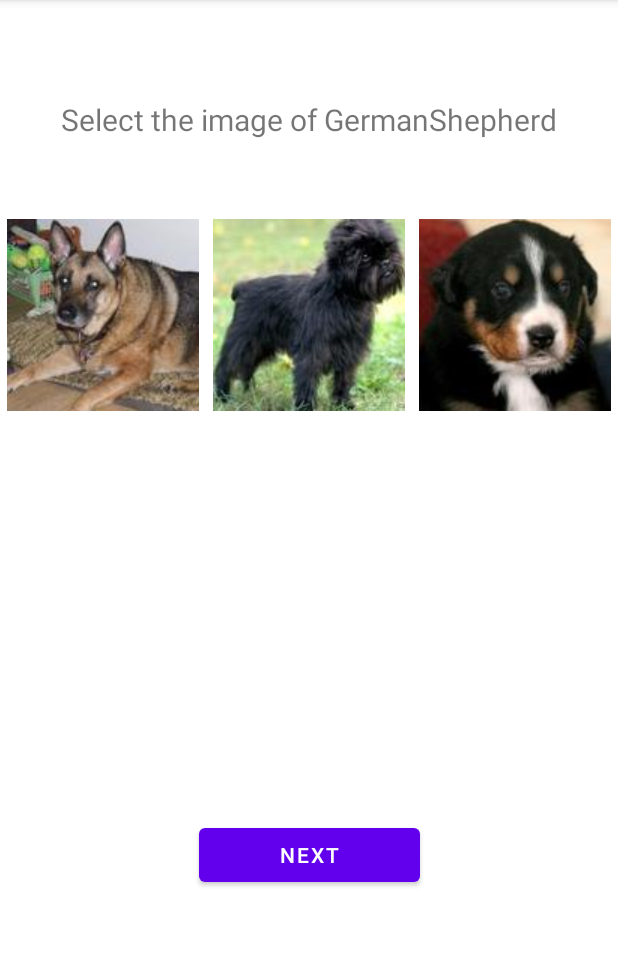
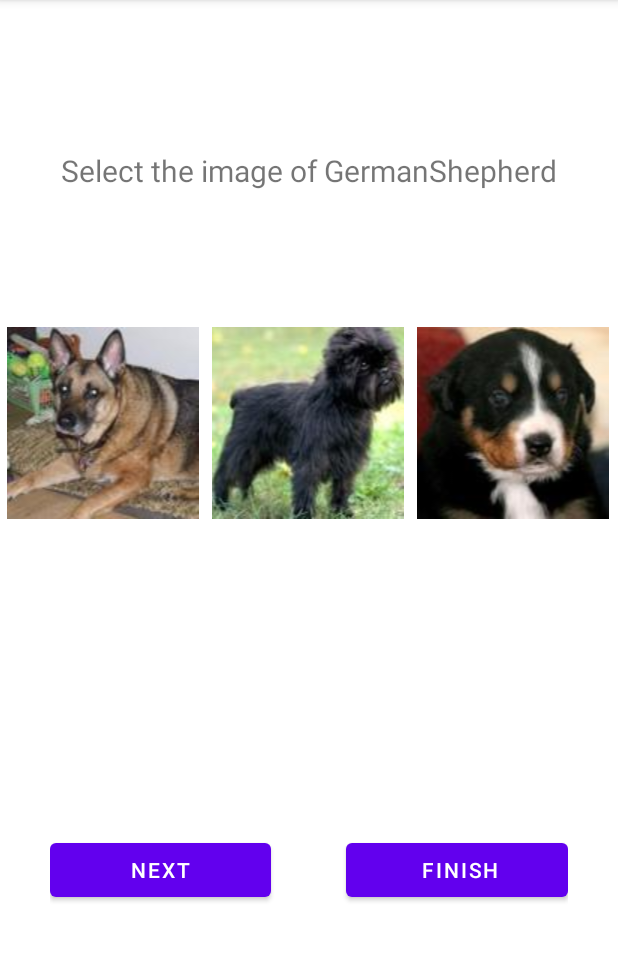
Before and after one commit to shemil076/Dog-Breed-App, an Android app: the screen it shows after launch (MainActivity), on a phone screen of 412 x 824 dp, the part 84-1045 px from its top. Run offline under Robolectric (Android 15) with nearby library versions, the phone set to English and light mode, and no system bars.

Commit message:
Add a new acctivity

```diff
--- a/app/src/main/AndroidManifest.xml
+++ b/app/src/main/AndroidManifest.xml
@@ -10,6 +10,9 @@
         android:supportsRtl="true"
         android:theme="@style/Theme.DogBreedApp">
         <activity
+            android:name=".SecondActivity"
+            android:exported="false" />
+        <activity
             android:name=".MainActivity"
             android:exported="true">
             <intent-filter>
--- a/app/src/main/java/com/example/dogbreedapp/MainActivity.kt
+++ b/app/src/main/java/com/example/dogbreedapp/MainActivity.kt
@@ -1,7 +1,7 @@
 package com.example.dogbreedapp
 
 import android.annotation.SuppressLint
-import android.content.Context
+import android.content.Intent
 import android.graphics.Color
 import androidx.appcompat.app.AppCompatActivity
 import android.os.Bundle
@@ -9,6 +9,7 @@ import android.util.Log
 import android.widget.Button
 import android.widget.ImageView
 import android.widget.TextView
+import android.widget.Toast
 import java.util.*
 import java.util.Collections.shuffle
 
@@ -79,8 +80,9 @@ class MainActivity : AppCompatActivity() {
         val image3 = findViewById<ImageView>(R.id.imageView3)
         val lblMain = findViewById<TextView>(R.id.lbl_main)
         val lblRound = findViewById<TextView>(R.id.round)
-        val result = findViewById<TextView>(R.id.result)
+        val result = findViewById<TextView>(R.id.lbl_result)
         val nextDogBtn = findViewById<Button>(R.id.btn_next)
+        val finishBtn = findViewById<Button>(R.id.btnFinish)
 
         loadDogs(lblMain, image1, image2, image3, lblRound, result)
 
@@ -104,6 +106,14 @@ class MainActivity : AppCompatActivity() {
         image3.setOnClickListener {
 
             dogbreed3?.let { it1 -> check(it1, result) }
+        }
+
+        finishBtn.setOnClickListener {
+            val secondActivityIntent = Intent(this, SecondActivity::class.java)
+            intent.putExtra("correct", correctCount)
+            intent.putExtra("wrong", incorrectCount)
+            Toast.makeText(this, "Moving on...", Toast.LENGTH_SHORT).show()
+            startActivity(secondActivityIntent)
         }
 
     }
@@ -247,6 +257,7 @@ class MainActivity : AppCompatActivity() {
 
         shuffle(displayBreedName)
         randomBreed = displayBreedName[0]
+
         lblMain.text = "Select the image of $randomBreed"
         count += 1
         Log.d("LoadDog method ran", count.toString())
@@ -289,8 +300,5 @@ class MainActivity : AppCompatActivity() {
         }
         goNext = true;
 
-
     }
-
-
 }
--- a/app/src/main/res/layout/activity_main.xml
+++ b/app/src/main/res/layout/activity_main.xml
@@ -8,15 +8,16 @@
 
     <LinearLayout
         android:id="@+id/linearLayout"
-        android:layout_width="0dp"
-        android:layout_height="0dp"
-        android:layout_marginTop="146dp"
+        android:layout_width="410dp"
+        android:layout_height="138dp"
         android:layout_marginBottom="108dp"
         android:orientation="horizontal"
-        app:layout_constraintBottom_toTopOf="@+id/btn_next"
+        app:layout_constraintBottom_toBottomOf="parent"
         app:layout_constraintEnd_toEndOf="parent"
+        app:layout_constraintHorizontal_bias="0.0"
         app:layout_constraintStart_toStartOf="parent"
-        app:layout_constraintTop_toTopOf="parent">
+        app:layout_constraintTop_toTopOf="parent"
+        app:layout_constraintVertical_bias="0.418">
 
         <ImageView
             android:id="@+id/imageView1"
@@ -40,17 +41,6 @@
             tools:srcCompat="@tools:sample/avatars" />
     </LinearLayout>
 
-    <Button
-        android:id="@+id/btn_next"
-        android:layout_width="147dp"
-        android:layout_height="wrap_content"
-        android:layout_marginBottom="174dp"
-        android:text="@string/btn_next"
-        app:layout_constraintBottom_toBottomOf="parent"
-        app:layout_constraintEnd_toEndOf="parent"
-        app:layout_constraintStart_toStartOf="parent"
-        app:layout_constraintTop_toBottomOf="@+id/linearLayout" />
-
     <TextView
         android:id="@+id/lbl_main"
         android:layout_width="wrap_content"
@@ -59,9 +49,10 @@
         android:textSize="20sp"
         app:layout_constraintBottom_toBottomOf="parent"
         app:layout_constraintEnd_toEndOf="parent"
+        app:layout_constraintHorizontal_bias="0.497"
         app:layout_constraintStart_toStartOf="parent"
         app:layout_constraintTop_toTopOf="parent"
-        app:layout_constraintVertical_bias="0.089"
+        app:layout_constraintVertical_bias="0.135"
         tools:ignore="SpeakableTextPresentCheck" />
 
     <TextView
@@ -78,17 +69,42 @@
         tools:ignore="SpeakableTextPresentCheck" />
 
     <TextView
-        android:id="@+id/result"
+        android:id="@+id/lbl_result"
         android:layout_width="wrap_content"
         android:layout_height="wrap_content"
+        android:layout_marginBottom="248dp"
         android:text="@string/result"
         android:textSize="20sp"
         android:textStyle="bold"
         app:layout_constraintBottom_toBottomOf="parent"
         app:layout_constraintEnd_toEndOf="parent"
-        app:layout_constraintHorizontal_bias="0.498"
         app:layout_constraintStart_toStartOf="parent"
-        app:layout_constraintTop_toTopOf="parent"
-        app:layout_constraintVertical_bias="0.571" />
+        tools:ignore="SpeakableTextPresentCheck" />
 
+    <LinearLayout
+        android:layout_width="345dp"
+        android:layout_height="60dp"
+        android:layout_marginBottom="152dp"
+        android:clipChildren="false"
+        android:clipToPadding="false"
+        android:orientation="horizontal"
+        app:layout_constraintBottom_toBottomOf="parent"
+        app:layout_constraintEnd_toEndOf="parent"
+        app:layout_constraintStart_toStartOf="parent">
+
+        <Button
+            android:id="@+id/btn_next"
+            android:layout_width="147dp"
+            android:layout_height="wrap_content"
+            android:paddingRight="16sp"
+            android:text="@string/btn_next" />
+
+        <Button
+            android:id="@+id/btnFinish"
+            android:layout_width="148dp"
+            android:layout_height="48dp"
+            android:layout_marginLeft="50dp"
+            android:paddingLeft="20sp"
+            android:text="@string/btn_finish" />
+    </LinearLayout>
 </androidx.constraintlayout.widget.ConstraintLayout>
--- a/app/src/main/res/values/strings.xml
+++ b/app/src/main/res/values/strings.xml
@@ -5,4 +5,7 @@
     <string name="btn_next">next</string>
     <string name="round">" "</string>
     <string name="result">" "</string>
+    <string name="btn_finish">Finish</string>
+    <string name="correct_Count">" "</string>
+    <string name="wrongCount">" "</string>
 </resources>
```
Also changed, not shown: app/src/main/java/com/example/dogbreedapp/SecondActivity.kt (added, +23 -0 lines), app/src/main/res/layout/activity_second.xml (added, +28 -0 lines).
